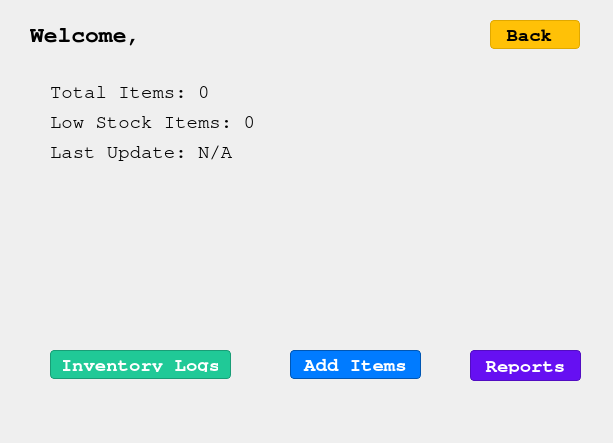
Old version of the form dashboard.ui in the repository YUSIFABOOD/Inventory.
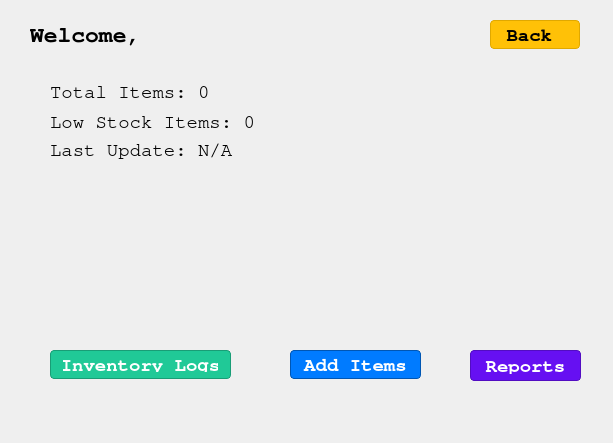
New version of the form.

```diff
--- a/dashboard.ui
+++ b/dashboard.ui
@@ -94,8 +94,8 @@
     <rect>
      <x>50</x>
      <y>140</y>
-     <width>400</width>
-     <height>25</height>
+     <width>541</width>
+     <height>21</height>
     </rect>
    </property>
    <property name="font">
```
